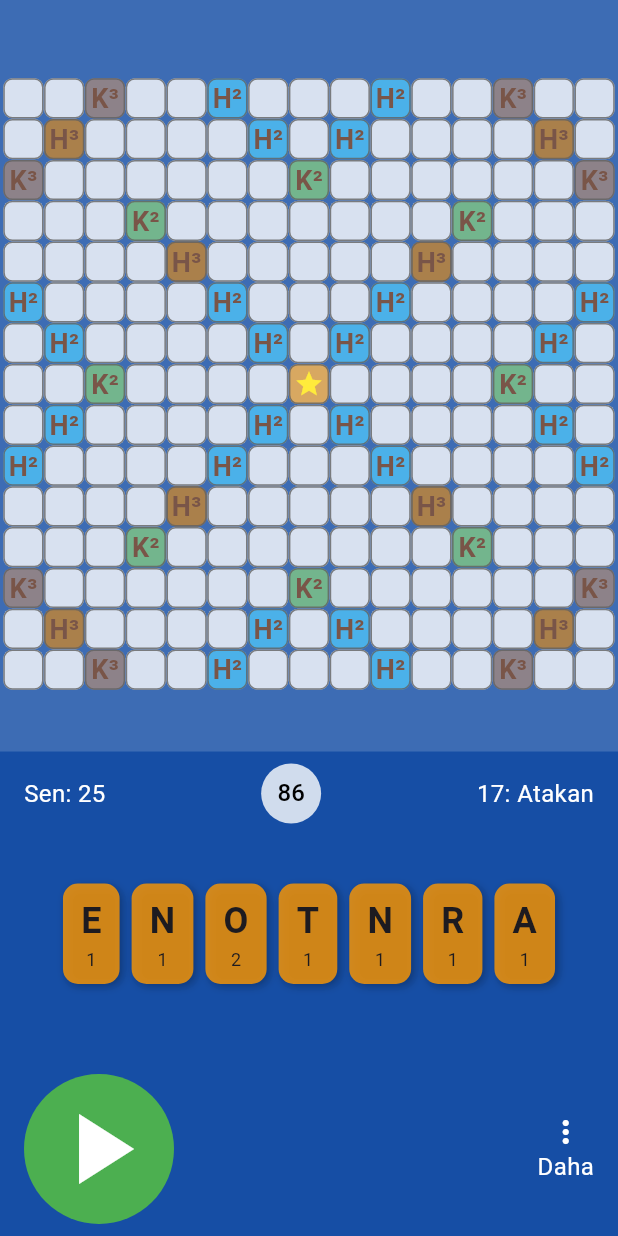
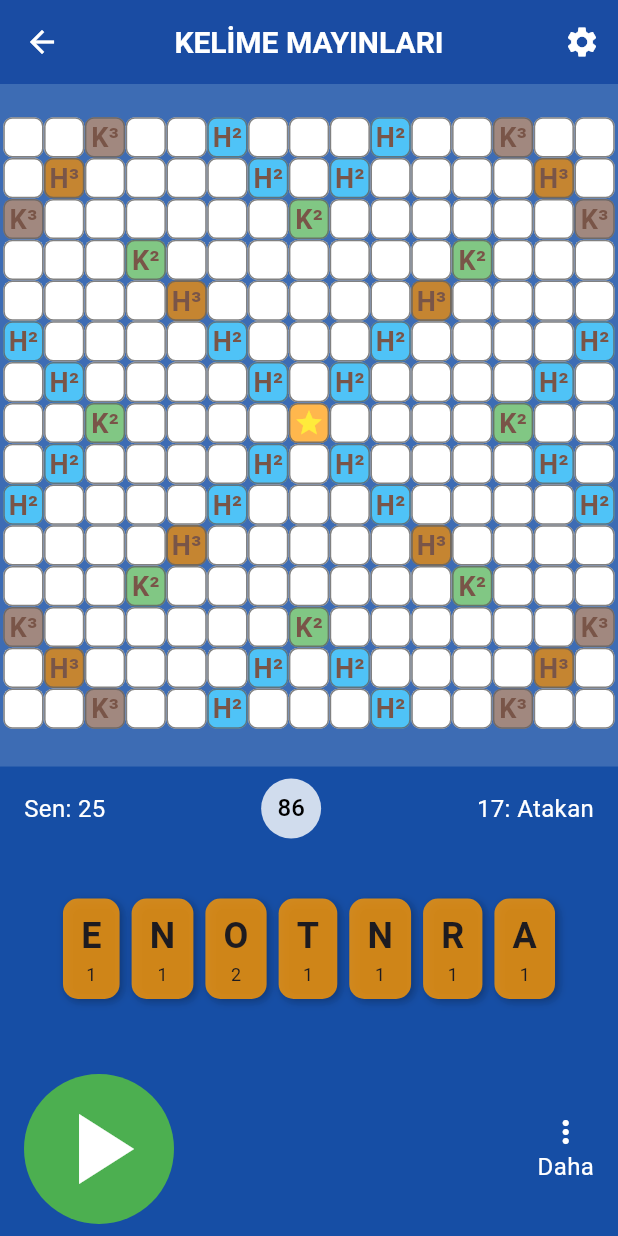
Before and after one commit to OsmanGundogdu/Kelime-Mayinlari, a Flutter app: the GameScreen screen opened directly, on a phone screen of 412 x 824 dp. Run offline on Flutter 3.47's test engine with Material 3 defaults, Android fonts, the phone set to English and light mode, and no system bars; our stand-ins replace cloud_firestore, firebase_core; accounts and stored records are empty.

Commit message:
game screen file fixed. game manager file created and built but not used yet.

```diff
--- a/lib/Oyun/active_games_screen.dart
+++ b/lib/Oyun/active_games_screen.dart
@@ -212,12 +212,11 @@ class GameDetailScreen extends StatelessWidget {
                   const SizedBox(height: 400),
                   ElevatedButton(
                     onPressed: () {
-                      Navigator.pushAndRemoveUntil(
+                      Navigator.push(
                           context,
                           MaterialPageRoute(
                             builder: (context) => GameScreen(),
-                          ),
-                          (route) => false);
+                          ));
                     },
                     style: ElevatedButton.styleFrom(
                       backgroundColor: Colors.lightBlueAccent.withOpacity(0.7),
--- a/lib/game_screen.dart
+++ b/lib/game_screen.dart
@@ -292,11 +292,38 @@ class GameScreen extends StatelessWidget {
   @override
   Widget build(BuildContext context) {
     return Scaffold(
+      appBar: AppBar(
+        backgroundColor: Colors.blue.shade900.withOpacity(0.9),
+        title: const Text(
+          "KELİME MAYINLARI",
+          style: TextStyle(
+            fontWeight: FontWeight.bold,
+            fontSize: 20,
+            color: Colors.white,
+          ),
+        ),
+        centerTitle: true,
+        leading: IconButton(
+          icon: const Icon(Icons.arrow_back, color: Colors.white),
+          onPressed: () {
+            Navigator.of(context).pop();
+          },
+        ),
+        actions: [
+          IconButton(
+            icon: const Icon(Icons.settings, color: Colors.white),
+            onPressed: () {
+              // TODO: Ayarlar ekranına yönlendir
+            },
+          )
+        ],
+        elevation: 4,
+      ),
       backgroundColor: Colors.blue.shade900.withOpacity(0.8),
       body: SafeArea(
         child: Column(
           children: [
-            const SizedBox(height: 50),
+            const SizedBox(height: 20),
             Expanded(
               flex: 7,
               child: Padding(
@@ -356,17 +383,17 @@ class GameScreen extends StatelessWidget {
   Color _getTileColor(TileType type) {
     switch (type) {
       case TileType.doubleLetter:
-        return Colors.lightBlue.shade300.withOpacity(0.8);
+        return Colors.lightBlue.shade300;
       case TileType.tripleLetter:
-        return const Color.fromARGB(255, 197, 133, 49).withOpacity(0.8);
+        return const Color.fromARGB(255, 197, 133, 49);
       case TileType.doubleWord:
-        return Colors.green.shade300.withOpacity(0.8);
+        return Colors.green.shade300;
       case TileType.tripleWord:
-        return Colors.brown.shade300.withOpacity(0.8);
+        return Colors.brown.shade300;
       case TileType.start:
-        return Colors.orange.shade300.withOpacity(0.8);
+        return Colors.orange.shade300;
       default:
-        return Colors.white.withOpacity(0.8);
+        return Colors.white;
     }
   }
 
@@ -402,6 +429,13 @@ class GameScreen extends StatelessWidget {
         return const SizedBox.shrink();
     }
   }
+}
+
+class LetterTile {
+  final String char;
+  final int point;
+
+  LetterTile(this.char, this.point);
 }
 
 class BottomPanel extends StatelessWidget {
@@ -481,7 +515,7 @@ class BottomPanel extends StatelessWidget {
               );
             }).toList(),
           ),
-          const SizedBox(height: 60),
+          const SizedBox(height: 50),
           Row(
             mainAxisAlignment: MainAxisAlignment.spaceBetween,
             children: [
```
Also changed, not shown: lib/game_manager.dart (added, +73 -0 lines).
